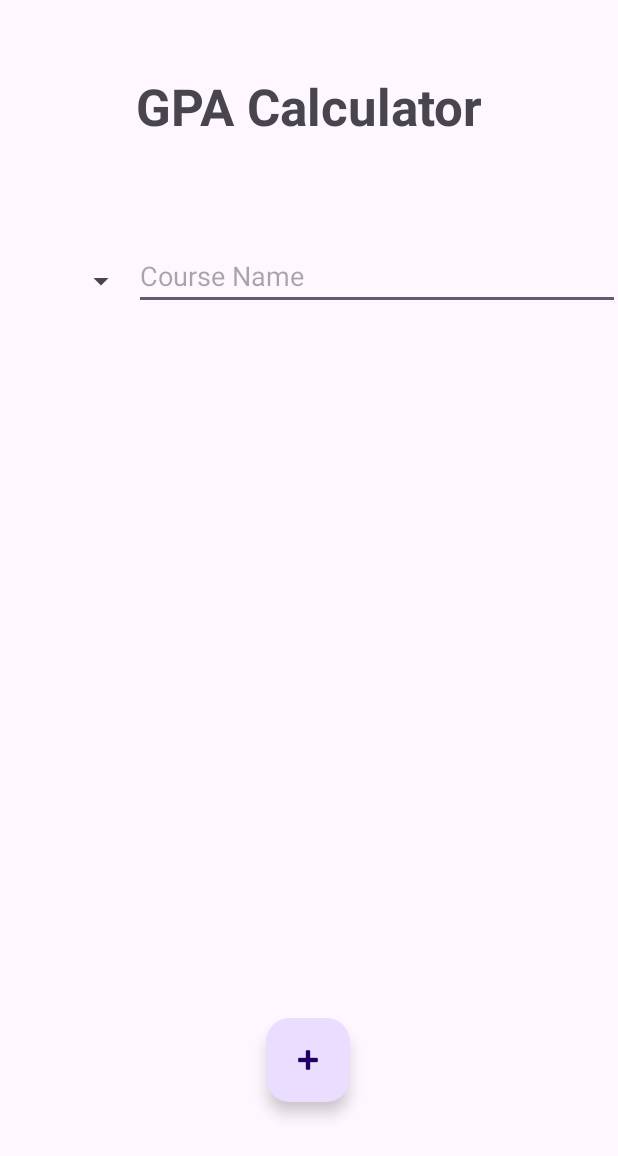
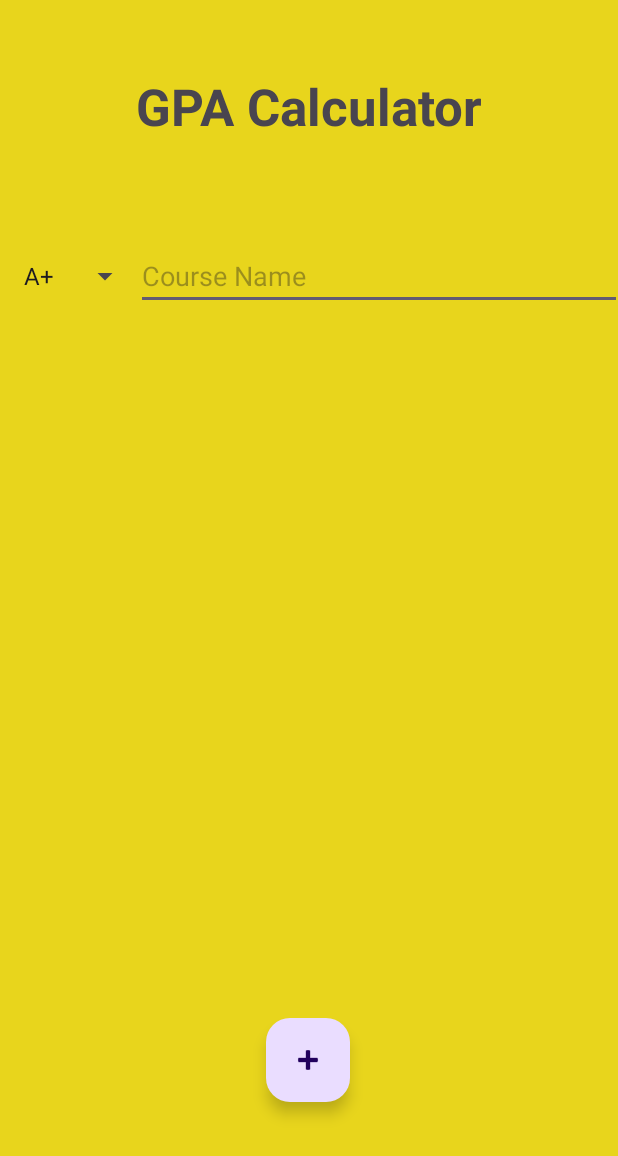
Before and after one commit to Mohamed-Ahmed-Esmat/GPA-Calculator-Kotlin-Application, an Android app: the screen it shows after launch (MainActivity), on a phone screen of 412 x 824 dp. Shown: the top 1156 px of the screen. Run offline under Robolectric (Android 15) with nearby library versions, the phone set to English and light mode, and no system bars.

Commit message:
some updates

```diff
--- a/app/src/main/res/layout/activity_main.xml
+++ b/app/src/main/res/layout/activity_main.xml
@@ -4,6 +4,7 @@
     xmlns:tools="http://schemas.android.com/tools"
     android:layout_width="match_parent"
     android:layout_height="match_parent"
+    android:background="#E8D51C"
     tools:context=".MainActivity">
 
     <TextView
@@ -40,10 +41,10 @@
 
     <Spinner
         android:id="@+id/gradeSpin"
-        android:layout_width="71dp"
-        android:layout_height="44dp"
-        android:layout_marginStart="20dp"
-        android:layout_marginTop="72dp"
+        android:layout_width="86dp"
+        android:layout_height="45dp"
+        android:layout_marginStart="8dp"
+        android:layout_marginTop="68dp"
         app:layout_constraintStart_toStartOf="parent"
         app:layout_constraintTop_toBottomOf="@+id/gpaTitle" />
 
```
